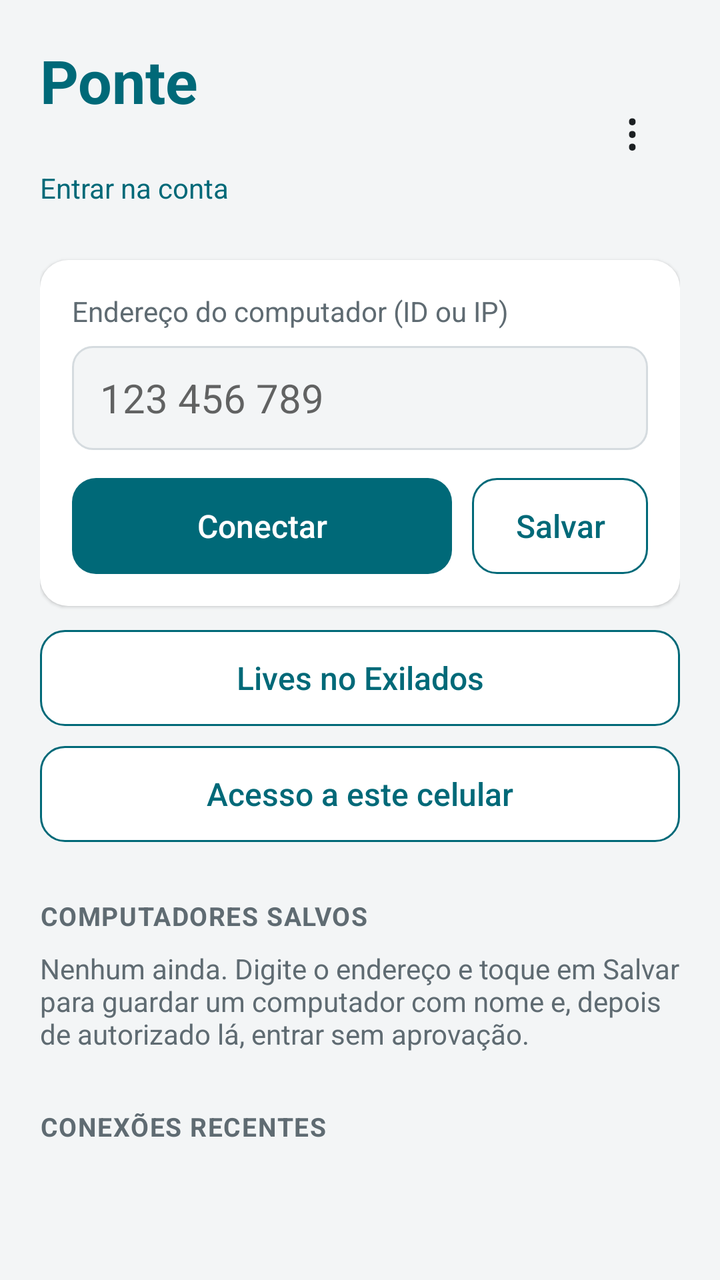
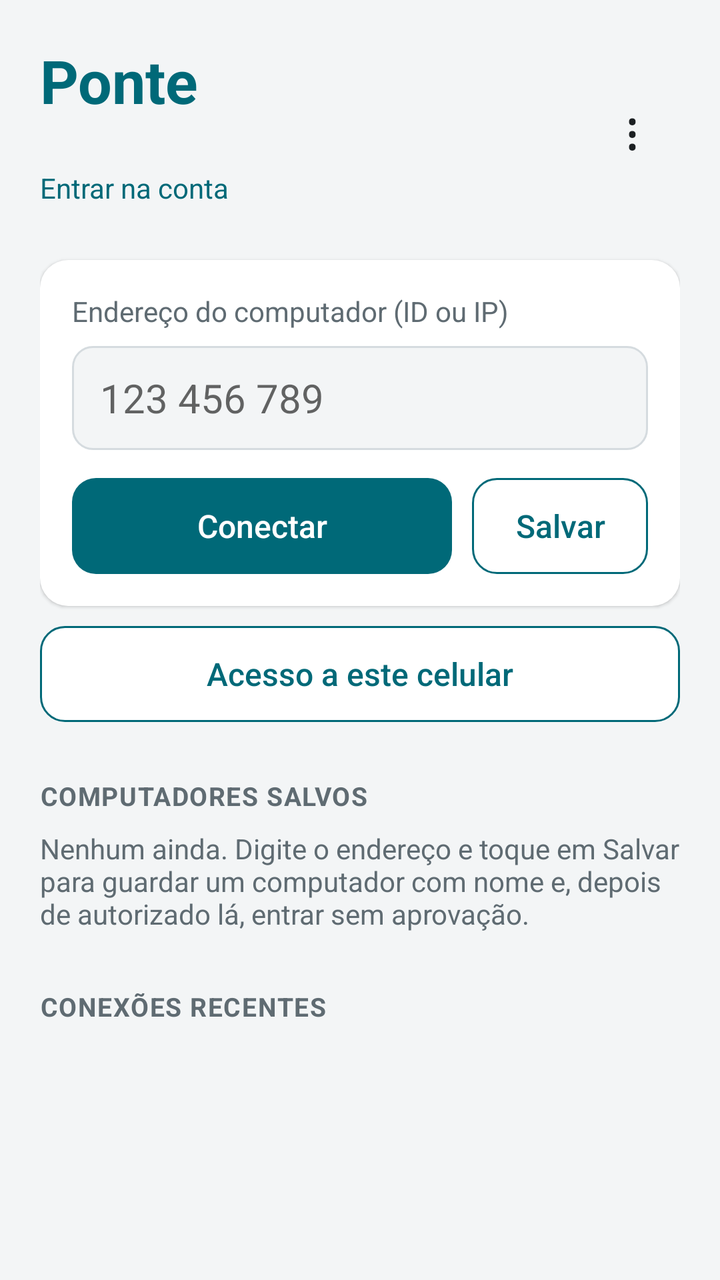

The first picture is an Android layout as it rendered before a commit; the second is the same layout after the commit. The layout source and the unified diff follow.
<!-- AndroidManifest.xml: application theme Tema -->
<!-- res/layout/activity_main.xml -->
<?xml version="1.0" encoding="utf-8"?>
<ScrollView xmlns:android="http://schemas.android.com/apk/res/android"
    android:layout_width="match_parent"
    android:layout_height="match_parent"
    android:fillViewport="true"
    android:fitsSystemWindows="true">

    <LinearLayout
        android:layout_width="match_parent"
        android:layout_height="wrap_content"
        android:orientation="vertical"
        android:padding="20dp">

        <LinearLayout
            android:layout_width="match_parent"
            android:layout_height="wrap_content"
            android:gravity="center_vertical"
            android:orientation="horizontal">

            <LinearLayout
                android:layout_width="0dp"
                android:layout_height="wrap_content"
                android:layout_weight="1"
                android:orientation="vertical">

                <TextView
                    android:layout_width="wrap_content"
                    android:layout_height="wrap_content"
                    android:text="Ponte"
                    android:textColor="@color/destaque"
                    android:textSize="30sp"
                    android:textStyle="bold" />

                <TextView
                    android:id="@+id/versao"
                    android:layout_width="wrap_content"
                    android:layout_height="wrap_content"
                    android:textColor="@color/texto_secundario"
                    android:textSize="13sp" />

                <TextView
                    android:id="@+id/conta"
                    android:layout_width="wrap_content"
                    android:layout_height="wrap_content"
                    android:background="?android:attr/selectableItemBackground"
                    android:minHeight="32dp"
                    android:gravity="center_vertical"
                    android:text="Entrar na conta"
                    android:textColor="@color/destaque"
                    android:textSize="14sp" />
            </LinearLayout>

            <TextView
                android:id="@+id/menu"
                android:layout_width="48dp"
                android:layout_height="48dp"
                android:background="?android:attr/selectableItemBackgroundBorderless"
                android:contentDescription="Menu"
                android:gravity="center"
                android:text="⋮"
                android:textColor="@color/texto"
                android:textSize="26sp" />
        </LinearLayout>

        <LinearLayout
            android:layout_width="match_parent"
            android:layout_height="wrap_content"
            android:layout_marginTop="20dp"
            android:background="@drawable/cartao"
            android:elevation="1dp"
            android:orientation="vertical"
            android:padding="16dp">

            <TextView
                android:layout_width="wrap_content"
                android:layout_height="wrap_content"
                android:text="Endereço do computador (ID ou IP)"
                android:textColor="@color/texto_secundario"
                android:textSize="14sp" />

            <EditText
                android:id="@+id/endereco"
                android:layout_width="match_parent"
                android:layout_height="52dp"
                android:layout_marginTop="8dp"
                android:background="@drawable/campo"
                android:hint="123 456 789"
                android:imeOptions="actionGo"
                android:importantForAutofill="no"
                android:inputType="textVisiblePassword|textNoSuggestions"
                android:paddingStart="14dp"
                android:paddingEnd="14dp"
                android:singleLine="true"
                android:textColor="@color/texto"
                android:textSize="20sp" />

            <LinearLayout
                android:layout_width="match_parent"
                android:layout_height="wrap_content"
                android:layout_marginTop="14dp"
                android:orientation="horizontal">

                <Button
                    android:id="@+id/conectar"
                    style="@style/BotaoPrincipal"
                    android:layout_width="0dp"
                    android:layout_height="wrap_content"
                    android:layout_weight="1"
                    android:text="Conectar" />

                <Button
                    android:id="@+id/salvar"
                    style="@style/BotaoSecundario"
                    android:layout_width="wrap_content"
                    android:layout_height="wrap_content"
                    android:layout_marginStart="10dp"
                    android:paddingStart="20dp"
                    android:paddingEnd="20dp"
                    android:text="Salvar" />
            </LinearLayout>
        </LinearLayout>

        
        <Button
            android:id="@+id/exilados"
            style="@style/BotaoSecundario"
            android:layout_width="match_parent"
            android:layout_height="wrap_content"
            android:layout_marginTop="12dp"
            android:paddingStart="16dp"
            android:paddingEnd="16dp"
            android:text="Lives no Exilados" />

        
        <Button
            android:id="@+id/acesso"
            style="@style/BotaoSecundario"
            android:layout_width="match_parent"
            android:layout_height="wrap_content"
            android:layout_marginTop="10dp"
            android:paddingStart="16dp"
            android:paddingEnd="16dp"
            android:text="Acesso a este celular" />

        <TextView
            style="@style/TituloDeSecao"
            android:layout_width="wrap_content"
            android:layout_height="wrap_content"
            android:layout_marginTop="28dp"
            android:text="COMPUTADORES SALVOS" />

        <TextView
            android:id="@+id/salvosVazio"
            android:layout_width="match_parent"
            android:layout_height="wrap_content"
            android:layout_marginTop="8dp"
            android:text="Nenhum ainda. Digite o endereço e toque em Salvar para guardar um computador com nome e, depois de autorizado lá, entrar sem aprovação."
            android:textColor="@color/texto_secundario"
            android:textSize="14sp" />

        <LinearLayout
            android:id="@+id/salvos"
            android:layout_width="match_parent"
            android:layout_height="wrap_content"
            android:orientation="vertical" />

        <TextView
            android:id="@+id/recentesTitulo"
            style="@style/TituloDeSecao"
            android:layout_width="wrap_content"
            android:layout_height="wrap_content"
            android:layout_marginTop="28dp"
            android:text="CONEXÕES RECENTES" />

        <LinearLayout
            android:id="@+id/recentes"
            android:layout_width="match_parent"
            android:layout_height="wrap_content"
            android:orientation="vertical" />
    </LinearLayout>
</ScrollView>
<!-- resources referenced by this layout -->
<resources>
  <color name="destaque">#006978</color>
  <color name="texto">#1B1F22</color>
  <color name="texto_secundario">#5F6B72</color>
  <!-- drawable campo (drawable) -->
  <?xml version="1.0" encoding="utf-8"?>
  <shape xmlns:android="http://schemas.android.com/apk/res/android" android:shape="rectangle">
      <solid android:color="@color/fundo" />
      <stroke android:width="1dp" android:color="@color/contorno" />
      <corners android:radius="10dp" />
  </shape>
  <!-- drawable cartao (drawable) -->
  <?xml version="1.0" encoding="utf-8"?>
  <shape xmlns:android="http://schemas.android.com/apk/res/android" android:shape="rectangle">
      <solid android:color="@color/cartao" />
      <corners android:radius="14dp" />
  </shape>
  <style name="BotaoPrincipal">
          <item name="android:background">@drawable/botao_principal</item>
          <item name="android:textColor">@color/texto_botao</item>
          <item name="android:textSize">16sp</item>
          <item name="android:textAllCaps">false</item>
          <item name="android:minHeight">48dp</item>
          <item name="android:stateListAnimator">@null</item>
      </style>
  <style name="BotaoSecundario">
          <item name="android:background">@drawable/botao_secundario</item>
          <item name="android:textColor">@color/destaque</item>
          <item name="android:textSize">16sp</item>
          <item name="android:textAllCaps">false</item>
          <item name="android:minHeight">48dp</item>
          <item name="android:stateListAnimator">@null</item>
      </style>
  <style name="TituloDeSecao">
          <item name="android:textColor">@color/texto_secundario</item>
          <item name="android:textSize">13sp</item>
          <item name="android:textStyle">bold</item>
          <item name="android:letterSpacing">0.04</item>
      </style>
  <style name="Tema" parent="android:Theme.Material.Light.NoActionBar">
          <item name="android:colorAccent">@color/destaque</item>
          <item name="android:colorPrimary">@color/destaque</item>
          <item name="android:windowBackground">@color/fundo</item>
          <item name="android:statusBarColor">@color/fundo</item>
          <item name="android:navigationBarColor">@color/fundo</item>
          <item name="android:windowLightStatusBar">true</item>
          <item name="android:textColorPrimary">@color/texto</item>
          <item name="android:textColorSecondary">@color/texto_secundario</item>
      </style>
  <color name="fundo">#F3F5F6</color>
  <color name="contorno">#D5DBDF</color>
  <color name="cartao">#FFFFFF</color>
  <!-- drawable botao_principal (drawable) -->
  <?xml version="1.0" encoding="utf-8"?>
  <ripple xmlns:android="http://schemas.android.com/apk/res/android" android:color="#40FFFFFF">
      <item>
          <shape android:shape="rectangle">
              <solid android:color="@color/botao" />
              <corners android:radius="12dp" />
          </shape>
      </item>
  </ripple>
  <color name="texto_botao">#FFFFFF</color>
  <!-- drawable botao_secundario (drawable) -->
  <?xml version="1.0" encoding="utf-8"?>
  <ripple xmlns:android="http://schemas.android.com/apk/res/android" android:color="@color/toque">
      <item>
          <shape android:shape="rectangle">
              <solid android:color="@color/cartao" />
              <stroke android:width="1dp" android:color="@color/destaque" />
              <corners android:radius="12dp" />
          </shape>
      </item>
  </ripple>
  <color name="botao">#006978</color>
  <color name="toque">#22006978</color>
</resources>

<!-- the commit's change to res/layout/activity_main.xml (unified diff, before → after) -->
@@ -122,17 +122,6 @@
 
         
         <Button
-            android:id="@+id/exilados"
-            style="@style/BotaoSecundario"
-            android:layout_width="match_parent"
-            android:layout_height="wrap_content"
-            android:layout_marginTop="12dp"
-            android:paddingStart="16dp"
-            android:paddingEnd="16dp"
-            android:text="Lives no Exilados" />
-
-        
-        <Button
             android:id="@+id/acesso"
             style="@style/BotaoSecundario"
             android:layout_width="match_parent"
